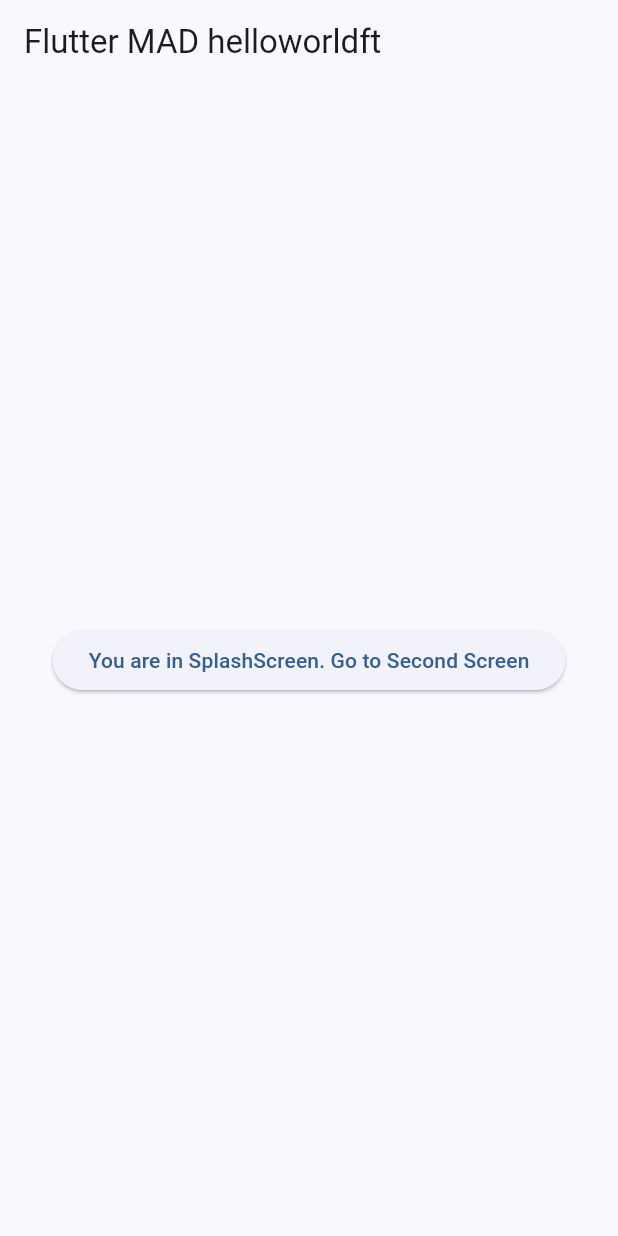
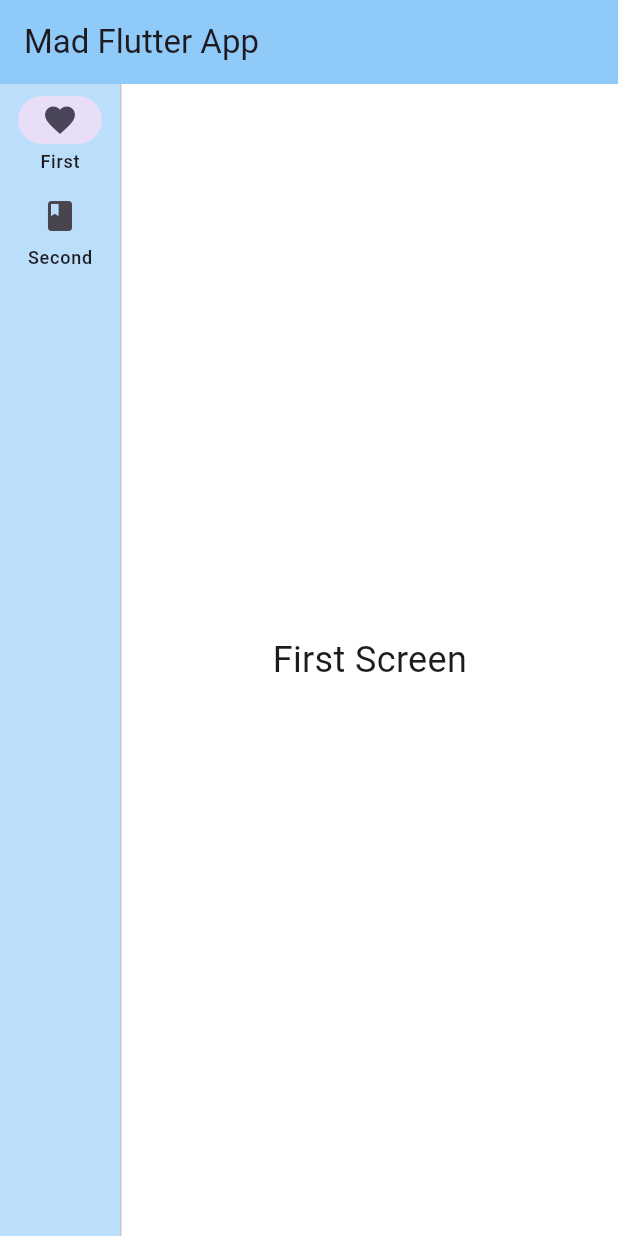
Before and after one commit to GabrielAmisUPM/MADFlutter, a Flutter app: the screen it shows after launch, on a phone screen of 412 x 824 dp. Run offline on Flutter 3.47's test engine with Material 3 defaults, Android fonts, the phone set to English and light mode, and no system bars.

Commit message:
Nav + colors

```diff
--- a/helloworld/lib/main.dart
+++ b/helloworld/lib/main.dart
@@ -1,78 +1,63 @@
 import 'package:flutter/material.dart';
+import 'package:helloworld/screens/first.dart';
+import 'package:helloworld/screens/second.dart';
+import 'package:helloworld/widgets/navigation_rails.dart';
 
 void main() {
   runApp(const MyApp());
 }
 class MyApp extends StatelessWidget {
   const MyApp({super.key});
-// This widget is the root of your application.
+
   @override
   Widget build(BuildContext context) {
     return MaterialApp(
-      title: 'Flutter MAD helloworldft',
+      title: 'Flutter MAD helloworld',
       debugShowCheckedModeBanner: false,
-      home: SplashScreen(),
+      home: NavRailMenu(),
       theme: ThemeData(
-        colorScheme: ColorScheme.fromSeed(seedColor: Colors.blue.shade500),
-        useMaterial3: true,
+        scaffoldBackgroundColor: Colors.white,
       ),
     );
   }
 }
 
-class SplashScreen extends StatelessWidget {
+class NavRailMenu extends StatefulWidget {
+  @override
+  _NavRailMenuState createState() => _NavRailMenuState();
+}
+
+class _NavRailMenuState extends State<NavRailMenu> {
+  int _selectedIndex = 0;
+
+  final List<Widget> _widgetOptions = <Widget>[
+    FirstScreen(),
+    SecondScreen(),
+  ];
+
   @override
   Widget build(BuildContext context) {
     return Scaffold(
       appBar: AppBar(
-        title: Text('Flutter MAD helloworldft'),
+        backgroundColor: Colors.blue.shade200,
+        title: const Text('Mad Flutter App'),
       ),
-      body: Center(
-        child: ElevatedButton(
-          child: Text('You are in SplashScreen. Go to Second Screen'),
-          onPressed: () {
-            Navigator.push(
-              context,
-              MaterialPageRoute(builder: (context) => SecondScreen()),
-            );
-          },
-        ),
+      body: Row(
+        children: <Widget>[
+          NavigationRailWidget(
+            selectedIndex: _selectedIndex,
+            onDestinationSelected: (int index) {
+              setState(() {
+                _selectedIndex = index;
+              });
+            },
+          ),
+          const VerticalDivider(thickness: 1, width: 1),
+          Expanded(
+            child: _widgetOptions.elementAt(_selectedIndex),
+          ),
+        ],
       ),
     );
   }
 }
-
-class SecondScreen extends StatelessWidget {
-  @override
-  Widget build(BuildContext context) {
-    return Scaffold(
-      body: Center(
-        child: ElevatedButton(
-          child: Text('You are in the SecondScreen. Go to ThirdScreen'),
-          onPressed: () {
-            Navigator.push(
-              context,
-              MaterialPageRoute(builder: (context) => ThirdScreen()),
-            );
-          },
-        ),
-      ),
-    );
-  }
-}
-
-class ThirdScreen extends StatelessWidget {
-  @override
-  Widget build(BuildContext context) {
-    return Scaffold(
-      body: Center(
-        child: ElevatedButton(
-          child: Text('You are in the ThirdScreen. Go back to Home'),
-          onPressed: () {
-            Navigator.popUntil(context, ModalRoute.withName('/'));
-          },
-        ),
-      ),
-    );
-  }
-}
--- /dev/null
+++ b/helloworld/lib/screens/first.dart
@@ -0,0 +1,13 @@
+import 'package:flutter/material.dart';
+
+class FirstScreen extends StatelessWidget {
+  @override
+  Widget build(BuildContext context) {
+    return const Center(
+      child: Text(
+        'First Screen',
+        style: TextStyle(fontSize: 24),
+      ),
+    );
+  }
+}
--- /dev/null
+++ b/helloworld/lib/widgets/navigation_rails.dart
@@ -0,0 +1,31 @@
+import 'package:flutter/material.dart';
+
+class NavigationRailWidget extends StatelessWidget {
+  final int selectedIndex;
+  final Function(int) onDestinationSelected;
+
+  NavigationRailWidget({
+    required this.selectedIndex,
+    required this.onDestinationSelected,
+  });
+
+  @override
+  Widget build(BuildContext context) {
+    return NavigationRail(
+      backgroundColor: Colors.blue.shade100,
+      selectedIndex: selectedIndex,
+      onDestinationSelected: onDestinationSelected,
+      labelType: NavigationRailLabelType.all,
+      destinations: const [
+        NavigationRailDestination(
+          icon: Icon(Icons.favorite),
+          label: Text('First'),
+        ),
+        NavigationRailDestination(
+          icon: Icon(Icons.book),
+          label: Text('Second'),
+        ),
+      ],
+    );
+  }
+}
```
Also changed, not shown: helloworld/lib/screens/second.dart (added, +13 -0 lines).
